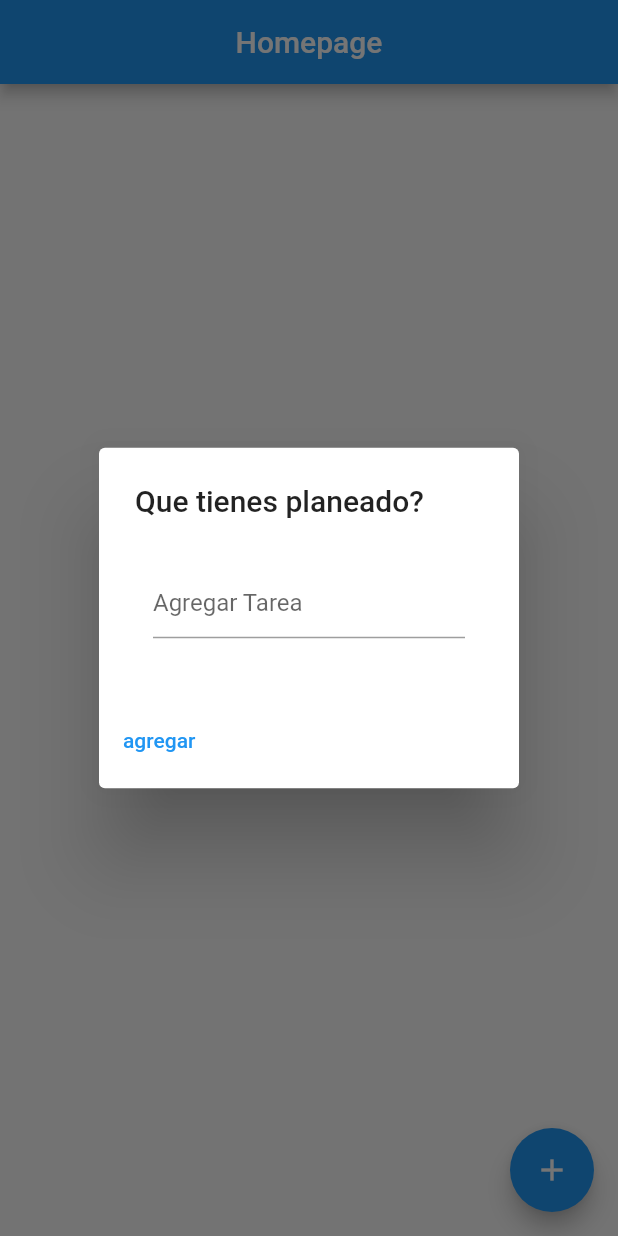
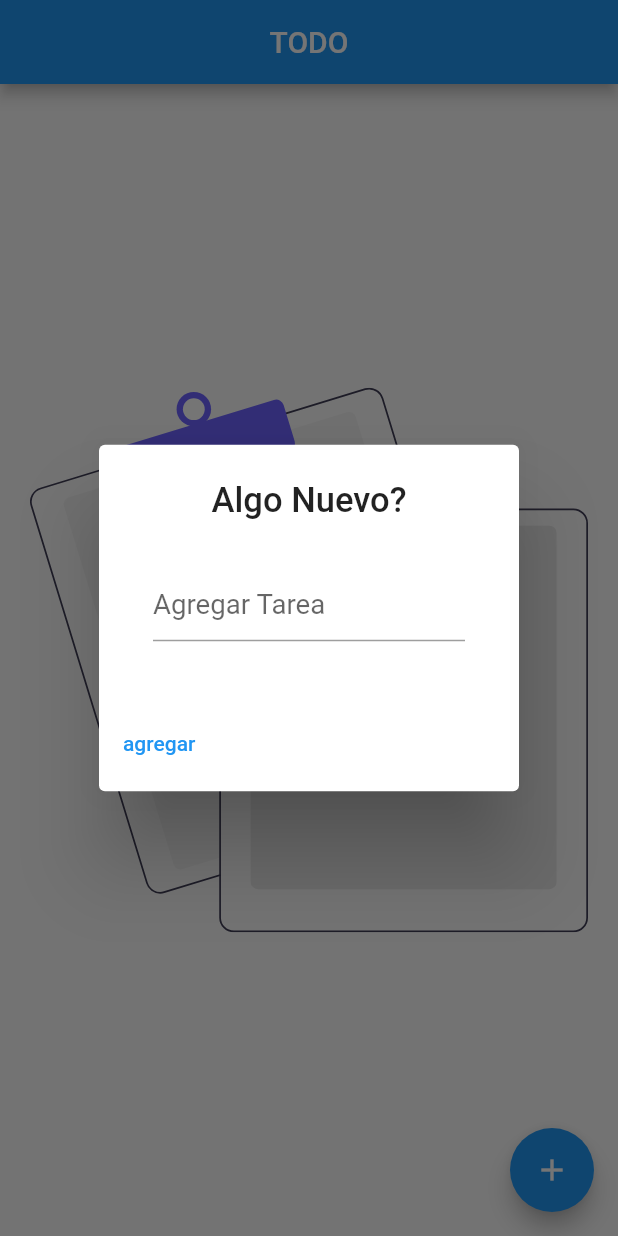
Before and after one commit to AlejandroRodriguezO/TO-DO, a Flutter app: the screen it shows after launch, after a tap on the "add" icon, on a phone screen of 412 x 824 dp. Run offline on Flutter 3.47's test engine with Material 2 defaults, Android fonts, the phone set to English and light mode, and no system bars; our stand-ins replace flutter_svg, font_awesome_flutter, get, hive, hive_flutter; accounts and stored records are empty; generated files the repository leaves out were written again; network calls fail.

```diff
--- a/lib/app/data/model/todo_model.dart
+++ b/lib/app/data/model/todo_model.dart
@@ -1,3 +1,4 @@
+import 'package:flutter/material.dart';
 import 'package:hive/hive.dart';
 import 'package:uuid/uuid.dart';
 import 'package:meta/meta.dart' show required;
@@ -14,8 +15,12 @@ class TodoModel extends HiveObject {
   @HiveField(2)
   bool listo;
 
+  @HiveField(3)
+  Color color;
+
   TodoModel({
     @required this.tarea,
+    @required this.color,
   })  : this.id = Uuid().v1(),
         this.listo = false;
 }
--- a/lib/app/modules/home/views/home_page.dart
+++ b/lib/app/modules/home/views/home_page.dart
@@ -1,23 +1,26 @@
 import 'package:flutter/material.dart';
+import 'package:flutter_svg/flutter_svg.dart';
 
 import 'package:get/get.dart';
-import 'package:todo/app/data/model/cats.dart';
 import 'package:todo/app/data/model/todo_model.dart';
+import 'package:todo/app/modules/home/widget/build_body.dart';
 import 'package:todo/app/modules/home/widget/form_todo.dart';
+import 'package:todo/app/utils/responsive.dart';
 
 import '../controllers/home_controller.dart';
 
 class HomePage extends StatelessWidget {
   @override
   Widget build(BuildContext context) {
+    final responsive = Responsive.of(context);
     return GetBuilder<HomeController>(
       init: HomeController(),
       builder: (_) {
+        _.percent = (_.isDoneCount / _.todos.length) * 100;
         _.frases();
-        _.percent = (_.isDoneCount / _.todos.length) * 100;
         return Scaffold(
             appBar: AppBar(
-            title: Text('Homepage'),
+              title: Text('TODO'),
               centerTitle: true,
             ),
             floatingActionButton: FloatingActionButton(
@@ -27,91 +30,25 @@ class HomePage extends StatelessWidget {
               child: Icon(Icons.add_outlined),
             ),
             body: _.todos.length != 0
-              ? Column(
-                  crossAxisAlignment: CrossAxisAlignment.start,
+                ? BuildBody()
+                : Container(
+                    padding: const EdgeInsets.all(20),
+                    child: Stack(
                       children: [
-                    SizedBox(
-                      height: 30,
+                        Center(
+                          child: SvgPicture.asset('assets/noData.svg'),
                         ),
-                    Padding(
-                      padding: const EdgeInsets.only(right: 25.0, left: 40.0),
-                      child: Row(
-                        children: <Widget>[
-                          Expanded(
-                            child: Container(
-                              height: 2.0,
-                              child: LinearProgressIndicator(
-                                backgroundColor: Colors.grey[400],
-                                value: (_.percent.clamp(0, 100) / 100),
-                              ),
-                            ),
-                          ),
-                          SizedBox(
-                            width: 10.0,
-                          ),
-                          Text("${_.percent.floor().clamp(0, 100)}%"),
-                        ],
-                      ),
-                    ),
-                    Padding(
-                      padding: const EdgeInsets.only(
-                          left: 40.0, bottom: 8.0, top: 8.0, right: 8.0),
+                        Center(
                           child: Text(
-                        "${_.todos.length.clamp(0, 100)} Tareas",
-                        style: TextStyle(color: Colors.grey),
-                      ),
-                    ),
-                    Divider(),
-                    Expanded(
-                      child: ListView.builder(
-                        itemCount: _.todos.length,
-                        itemBuilder: (context, index) {
-                          return ListTile(
-                            onTap: () {
-                              Get.dialog(
-                                TodoForm(
-                                  type: "actualizar",
-                                  todo: _.todos[index],
-                                  title: 'Actualizar',
-                                  dato: _.date,
-                                ),
-                              );
-                            },
-                            leading: IconButton(
-                              icon: _.todos[index].listo
-                                  ? Icon(
-                                      Icons.check_circle_outline,
-                                      color: Colors.blue,
-                                    )
-                                  : Icon(Icons.radio_button_unchecked),
-                              onPressed: () => _.cambiarEstado(_.todos[index]),
-                            ),
-                            title: Text(
-                              _.todos[index].tarea,
+                            'No Hay PENDIENTES',
                             style: TextStyle(
-                                decoration: _.todos[index].listo
-                                    ? TextDecoration.lineThrough
-                                    : TextDecoration.none,
-                              ),
-                            ),
-                            trailing: IconButton(
-                              onPressed: () {
-                                _.eliminar(_.todos[index]);
-                              },
-                              icon: Icon(Icons.delete),
-                            ),
-                          );
-                        },
+                                fontSize: responsive.ip(2),
+                                fontWeight: FontWeight.bold),
                           ),
                         ),
                       ],
-                )
-              : Container(
-                  child: Center(
-                    child: Text('nada'),
                     ),
-                ),
-        );
+                  ));
       },
     );
   }
@@ -124,32 +61,10 @@ class HomePage extends StatelessWidget {
             return TodoForm(
               dato: _.date,
               type: 'agregar',
-            title: 'Que tienes planeado?',
+              title: 'Algo Nuevo?',
             );
           },
         ),
-    );
+        transitionCurve: Curves.elasticIn);
   }
 }
-
-class Prueba extends StatelessWidget {
-  const Prueba({Key key, this.dato}) : super(key: key);
-  final List<Datum> dato;
-
-  @override
-  Widget build(BuildContext context) {
-    return Container(
-      width: 200,
-      height: 200,
-      color: Colors.red,
-      child: ListView.builder(
-        itemCount: dato.length,
-        itemBuilder: (context, index) {
-          final prueba = dato[index];
-
-          return Text(prueba.fact);
-        },
-      ),
-    );
-  }
-}
--- a/lib/app/modules/home/widget/form_todo.dart
+++ b/lib/app/modules/home/widget/form_todo.dart
@@ -1,9 +1,12 @@
+import 'dart:math';
+
 import 'package:flutter/material.dart';
 import 'package:font_awesome_flutter/font_awesome_flutter.dart';
 import 'package:get/get.dart';
 import 'package:todo/app/data/model/cats.dart';
 import 'package:todo/app/data/model/todo_model.dart';
 import 'package:todo/app/modules/home/controllers/home_controller.dart';
+import 'package:todo/app/utils/responsive.dart';
 
 class TodoForm extends StatefulWidget {
   final String type, title;
@@ -26,14 +29,25 @@ class _TodoFormState extends State<TodoForm> {
   String tarea = '';
   @override
   Widget build(BuildContext context) {
+    final color = Colors.primaries[Random().nextInt(Colors.primaries.length)];
+    final responsive = Responsive.of(context);
     final todoController = Get.find<HomeController>();
     return AlertDialog(
-      title: Text(widget.title),
+      title: Text(
+        widget.title,
+        textAlign: TextAlign.center,
+        style: TextStyle(
+          fontSize: responsive.ip(2.5),
+        ),
+      ),
       content: Padding(
         padding: const EdgeInsets.all(12.0),
         child: Form(
           key: _formKey,
           child: TextFormField(
+            style: TextStyle(
+              fontSize: responsive.ip(2),
+            ),
             initialValue: widget.todo != null ? widget.todo.tarea : '',
             onSaved: (value) => tarea = value,
             decoration: InputDecoration(
@@ -55,7 +69,10 @@ class _TodoFormState extends State<TodoForm> {
                       Get.snackbar('Error', 'Texto vacio');
                       return;
                     }
-                    todoController.agregar(TodoModel(tarea: tarea));
+                    todoController.agregar(TodoModel(
+                      tarea: tarea,
+                      color: color,
+                    ));
                   } else {
                     if (tarea.trim().length < 1) {
                       Get.snackbar(
@@ -88,20 +105,22 @@ class _TodoFormState extends State<TodoForm> {
                     Get.snackbar('Error', 'Texto vacio');
                     return;
                   }
-                  todoController.agregar(TodoModel(tarea: tarea));
+                  todoController.agregar(TodoModel(tarea: tarea, color: color));
                 } else {
                   if (tarea.trim().length < 1) {
                     Get.snackbar(
                       'Error',
                       'Texto vacio',
                       duration: Duration(seconds: 1),
-                      snackPosition: SnackPosition.TOP,
                       backgroundColor: Colors.grey,
                       colorText: Colors.black,
                     );
                     return;
                   }
-                  todoController.actulizar(widget.todo, tarea);
+                  todoController.actulizar(
+                    widget.todo,
+                    tarea,
+                  );
                 }
                 Get.back();
               },
--- a/pubspec.yaml
+++ b/pubspec.yaml
@@ -9,6 +9,7 @@ dependencies:
   cupertino_icons: ^1.0.2
   flutter:
     sdk: flutter
+  flutter_svg: ^0.22.0
   font_awesome_flutter: ^9.1.0
   get: ^4.1.4
   hive: ^2.0.2
@@ -25,3 +26,6 @@ dev_dependencies:
 
 flutter:
   uses-material-design: true
+
+  assets:
+    - assets/
```
Also changed, not shown: lib/app/modules/home/widget/build_body.dart (added, +120 -0 lines), assets/noData.svg (added), lib/app/modules/home/controllers/home_controller.dart (line endings or trailing spaces), lib/main.dart (line endings or trailing spaces), pubspec.lock. Lines whose indentation alone changed are shown as unchanged.
